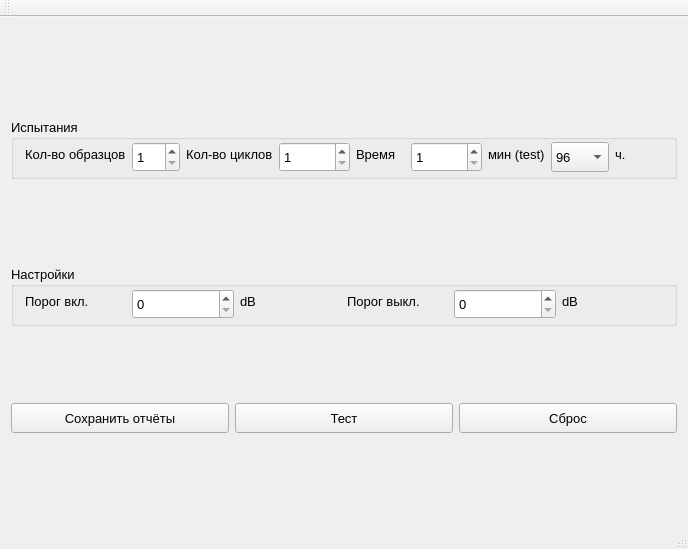
Old version of the form Izluchatel/principalwindow.ui in the repository reinerwaldmann/Izluchatel.
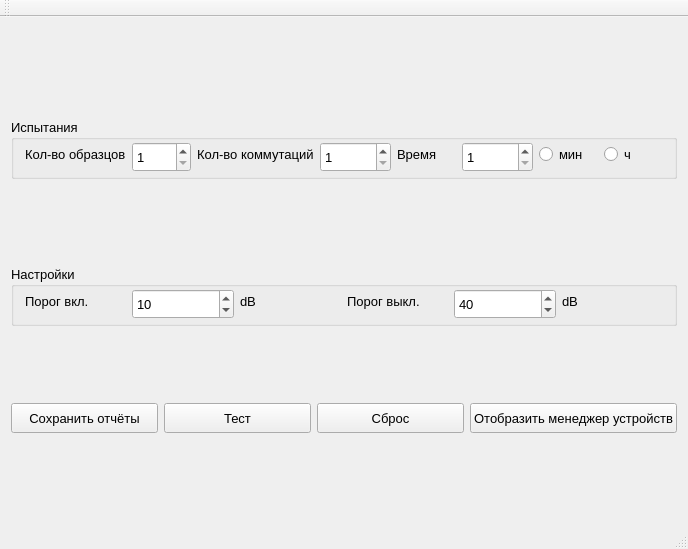
New version of the form.

```diff
--- a/Izluchatel/principalwindow.ui
+++ b/Izluchatel/principalwindow.ui
@@ -76,7 +76,7 @@
        <item>
         <widget class="QLabel" name="label_2">
          <property name="text">
-          <string>Кол-во циклов</string>
+          <string>Кол-во коммутаций</string>
          </property>
         </widget>
        </item>
@@ -120,51 +120,16 @@
         </widget>
        </item>
        <item>
-        <widget class="QLabel" name="label_11">
+        <widget class="QRadioButton" name="radioButton_2">
          <property name="text">
-          <string>мин (test)</string>
+          <string>мин</string>
          </property>
         </widget>
        </item>
        <item>
-        <widget class="QComboBox" name="comboBoxTime">
-         <property name="minimumSize">
-          <size>
-           <width>0</width>
-           <height>30</height>
-          </size>
-         </property>
-         <item>
-          <property name="text">
-           <string>96</string>
-          </property>
-         </item>
-         <item>
-          <property name="text">
-           <string>168</string>
-          </property>
-         </item>
-         <item>
-          <property name="text">
-           <string>200</string>
-          </property>
-         </item>
-         <item>
-          <property name="text">
-           <string>500</string>
-          </property>
-         </item>
-         <item>
-          <property name="text">
-           <string>1000</string>
-          </property>
-         </item>
-        </widget>
-       </item>
-       <item>
-        <widget class="QLabel" name="label_10">
+        <widget class="QRadioButton" name="radioButton">
          <property name="text">
-          <string>ч.</string>
+          <string>ч</string>
          </property>
         </widget>
        </item>
@@ -210,8 +175,14 @@
            <height>30</height>
           </size>
          </property>
+         <property name="minimum">
+          <number>-1000</number>
+         </property>
          <property name="maximum">
-          <number>1000000000</number>
+          <number>1000</number>
+         </property>
+         <property name="value">
+          <number>10</number>
          </property>
         </widget>
        </item>
@@ -237,8 +208,14 @@
            <height>30</height>
           </size>
          </property>
+         <property name="minimum">
+          <number>-1000</number>
+         </property>
          <property name="maximum">
-          <number>1000000000</number>
+          <number>1000</number>
+         </property>
+         <property name="value">
+          <number>40</number>
          </property>
         </widget>
        </item>
@@ -296,6 +273,19 @@
         </property>
        </widget>
       </item>
+      <item>
+       <widget class="QPushButton" name="pushButtonReset_2">
+        <property name="minimumSize">
+         <size>
+          <width>1</width>
+          <height>30</height>
+         </size>
+        </property>
+        <property name="text">
+         <string>Отобразить менеджер устройств</string>
+        </property>
+       </widget>
+      </item>
      </layout>
     </item>
    </layout>
```
